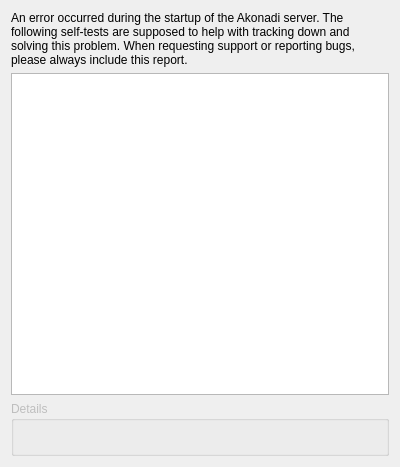
Above: selftestdialog.ui from KDE/akonadi before the change. Below: the same form after it.
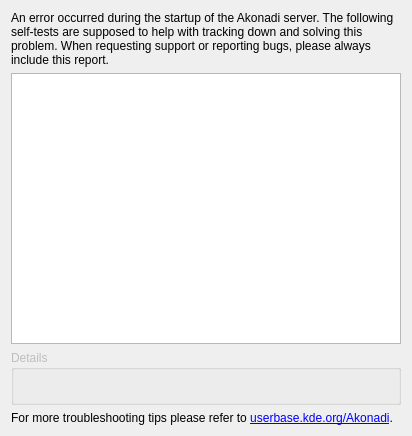
That is the form after the change.

Commit message: Link to troubleshooting tips on userbase.kde.org.

```diff
--- a/selftestdialog.ui
+++ b/selftestdialog.ui
@@ -5,8 +5,8 @@
    <rect>
     <x>0</x>
     <y>0</y>
-    <width>400</width>
-    <height>467</height>
+    <width>412</width>
+    <height>436</height>
    </rect>
   </property>
   <layout class="QVBoxLayout" name="verticalLayout_2" >
@@ -55,6 +55,22 @@
      </layout>
     </widget>
    </item>
+   <item>
+    <widget class="QLabel" name="label" >
+     <property name="text" >
+      <string>&lt;p>For more troubleshooting tips please refer to &lt;a href="http://userbase.kde.org/Akonadi">userbase.kde.org/Akonadi&lt;/a>.&lt;/p></string>
+     </property>
+     <property name="wordWrap" >
+      <bool>true</bool>
+     </property>
+     <property name="openExternalLinks" >
+      <bool>true</bool>
+     </property>
+     <property name="textInteractionFlags" >
+      <set>Qt::TextBrowserInteraction</set>
+     </property>
+    </widget>
+   </item>
   </layout>
  </widget>
  <resources/>
```
